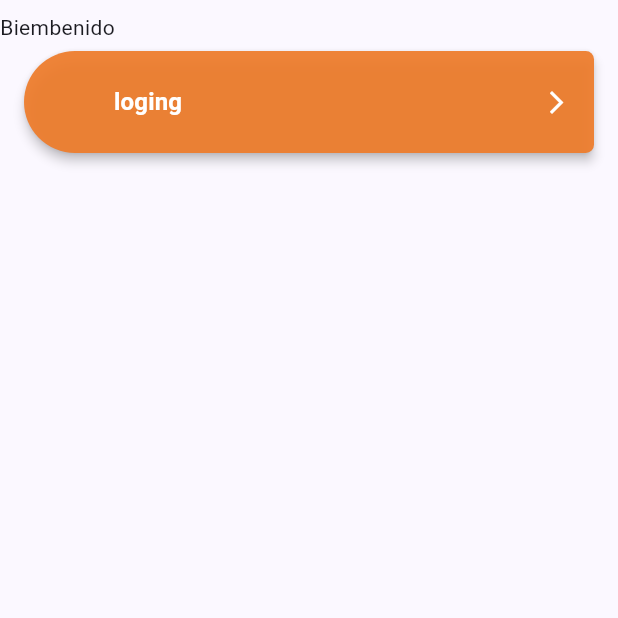
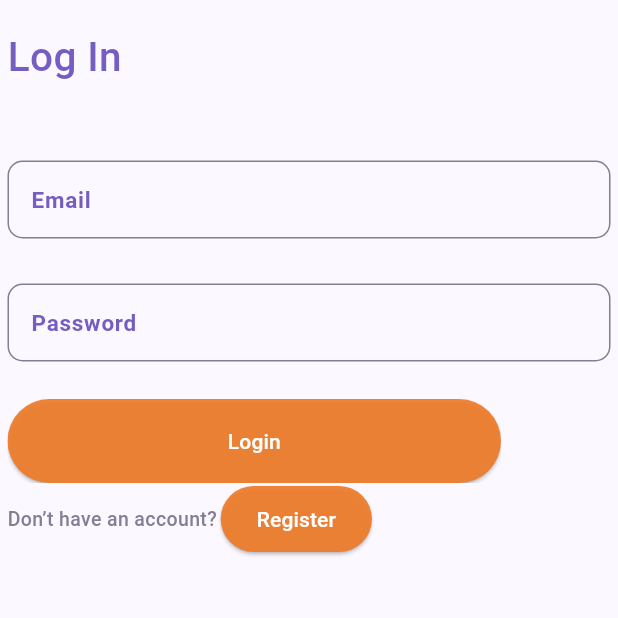
Before and after one commit to Miriam-Nav/proyecto_protectora, a Flutter app: the screen it shows after launch, after a tap on "loging", on a phone screen of 412 x 824 dp, the top half of it. Run offline on Flutter 3.47's test engine with Material 3 defaults, Android fonts, the light colour scheme and no system bars; our stand-ins replace equatable, flutter_riverpod, go_router, shared_preferences; Roboto replaces fonts that are missing (Poppins).

Commit message:
solucion del error

```diff
--- a/lib/core/widgets/app_button.dart
+++ b/lib/core/widgets/app_button.dart
@@ -52,9 +52,9 @@ class AppButton extends StatelessWidget {
 class AppRoundedActionButton extends StatelessWidget {
   final IconData? leadingIcon;
   final String label;
-  // final VoidCallback? onPressed;
+  final VoidCallback? onPressed;
   final AppButtonVariant variant;
-  final Widget? onPressed;
+  // final Widget? onPressed;
 
 
 
@@ -83,9 +83,7 @@ class AppRoundedActionButton extends StatelessWidget {
     return Padding(
       padding: const EdgeInsets.symmetric(vertical: 6),
       child: ElevatedButton(
-        onPressed: () => Navigator.of(
-            context,
-          ).push(MaterialPageRoute(builder: (_) => onPressed!)),
+        onPressed: onPressed,
         style: ElevatedButton.styleFrom(
           backgroundColor: bg,
           foregroundColor: fg,
--- a/lib/features/auth/presentation/pages/home_page.dart
+++ b/lib/features/auth/presentation/pages/home_page.dart
@@ -1,5 +1,6 @@
 import 'package:flutter/material.dart';
-import 'package:proyecto_protectora/core/widgets/app_button.dart' show AppRoundedActionButton;
+import 'package:proyecto_protectora/core/widgets/app_button.dart'
+    show AppRoundedActionButton, AppButton;
 import 'package:proyecto_protectora/core/widgets/button_demo.dart';
 import 'package:proyecto_protectora/features/auth/presentation/pages/demostracion_page.dart';
 import 'package:proyecto_protectora/catalog/catalog_pages.dart';
@@ -39,9 +40,7 @@ class _EstadoPaginaAjustes extends State<PaginaAjustes> {
 
   @override
   Widget build(BuildContext context) {
-
     return Scaffold(
-
       // body: PageView.builder(
 
       // physics: const NeverScrollableScrollPhysics(),
@@ -71,7 +70,6 @@ class _EstadoPaginaAjustes extends State<PaginaAjustes> {
           // const Divider(),
           Text('Biembenido', textDirection: TextDirection.ltr),
 
-
           // ListTile(
           //   leading: const Icon(Icons.info_outline),
           //   title: const Text('Estado actual del tema'),
@@ -86,8 +84,12 @@ class _EstadoPaginaAjustes extends State<PaginaAjustes> {
           // const SizedBox(height: 24),
           Padding(
             padding: const EdgeInsets.symmetric(horizontal: 16.0),
-              child:
-                AppRoundedActionButton( label: 'loging', onPressed: LoginScreen(),),
+            child: AppButton(
+              label: 'loging',
+              onPressed: () => Navigator.of(
+                context,
+              ).push(MaterialPageRoute(builder: (_) => LoginScreen())),
+            ),
             // button_Paginademostracion( pantallaDestino: LoginScreen(), texto: "Logeate/Registrate"),
             // child: FilledButton(
             // onPressed: () => Navigator.of(context).push(
--- a/lib/features/auth/presentation/pages/login_page.dart
+++ b/lib/features/auth/presentation/pages/login_page.dart
@@ -1,6 +1,6 @@
 import 'package:flutter/material.dart';
 import 'package:proyecto_protectora/core/widgets/app_button.dart'
-    show AppRoundedActionButton;
+    show AppButton, AppRoundedActionButton;
 import 'package:proyecto_protectora/core/widgets/button_demo.dart';
 import 'package:proyecto_protectora/features/auth/presentation/pages/demostracion_page.dart';
 import 'package:proyecto_protectora/features/auth/presentation/pages/home_page.dart';
@@ -20,187 +20,139 @@ class _LoginScreenState extends State<LoginScreen> {
   @override
   Widget build(BuildContext context) {
     final brillo = Theme.of(context).brightness;
-    // return Scaffold(
-    //   body: Column(
-    //     crossAxisAlignment: CrossAxisAlignment.start,
-    //     children: [
-    //       // Padding(
-    //       //   padding: const EdgeInsets.only(left: 15, top: 15),
-    //       //   // child: Image.asset(
-    //       //   //   "assets/images/vector-1.png",
-    //       //   //   width: 413,
-    //       //   //   height: 457,
-    //       //   // ),
-    //       // ),
-    //       const SizedBox(height: 18),
-    //       Padding(
-    //         padding: const EdgeInsets.symmetric(horizontal: 50),
-    //         child: Column(
-    //           textDirection: TextDirection.ltr,
-    //           crossAxisAlignment: CrossAxisAlignment.start,
-    //           children: [
-    //             // const Text(
-    //             //   'Log In',
-    //             //   style: TextStyle(
-    //             //     color: Color(0xFF755DC1),
-    //             //     fontSize: 27,
-    //             //     fontFamily: 'Poppins',
-    //             //     fontWeight: FontWeight.w500,
-    //             //   ),
-    //             // ),
-    //             // const SizedBox(height: 50),
-    //             // TextField(
-    //             //   controller: _emailController,
-    //             //   textAlign: TextAlign.center,
-    //             //   style: const TextStyle(
-    //             //     color: Color(0xFF393939),
-    //             //     fontSize: 13,
-    //             //     fontFamily: 'Poppins',
-    //             //     fontWeight: FontWeight.w400,
-    //             //   ),
-    //             //   decoration: const InputDecoration(
-    //             //     labelText: 'Email',
-    //             //     labelStyle: TextStyle(
-    //             //       color: Color(0xFF755DC1),
-    //             //       fontSize: 15,
-    //             //       fontFamily: 'Poppins',
-    //             //       fontWeight: FontWeight.w600,
-    //             //     ),
-    //             //     enabledBorder: OutlineInputBorder(
-    //             //       borderRadius: BorderRadius.all(Radius.circular(10)),
-    //             //       borderSide: BorderSide(
-    //             //         width: 1,
-    //             //         color: Color(0xFF837E93),
-    //             //       ),
-    //             //     ),
-    //             //     focusedBorder: OutlineInputBorder(
-    //             //       borderRadius: BorderRadius.all(Radius.circular(10)),
-    //             //       borderSide: BorderSide(
-    //             //         width: 1,
-    //             //         color: Color(0xFF9F7BFF),
-    //             //       ),
-    //             //     ),
-    //             //   ),
-    //             // ),
-    //             // const SizedBox(height: 30),
-    //             // TextField(
-    //             //   controller: _passController,
-    //             //   textAlign: TextAlign.center,
-    //             //   style: const TextStyle(
-    //             //     color: Color(0xFF393939),
-    //             //     fontSize: 13,
-    //             //     fontFamily: 'Poppins',
-    //             //     fontWeight: FontWeight.w400,
-    //             //   ),
-    //             //   decoration: const InputDecoration(
-    //             //     labelText: 'Password',
-    //             //     labelStyle: TextStyle(
-    //             //       color: Color(0xFF755DC1),
-    //             //       fontSize: 15,
-    //             //       fontFamily: 'Poppins',
-    //             //       fontWeight: FontWeight.w600,
-    //             //     ),
-    //             //     enabledBorder: OutlineInputBorder(
-    //             //       borderRadius: BorderRadius.all(Radius.circular(10)),
-    //             //       borderSide: BorderSide(
-    //             //         width: 1,
-    //             //         color: Color(0xFF837E93),
-    //             //       ),
-    //             //     ),
-    //             //     focusedBorder: OutlineInputBorder(
-    //             //       borderRadius: BorderRadius.all(Radius.circular(10)),
-    //             //       borderSide: BorderSide(
-    //             //         width: 1,
-    //             //         color: Color(0xFF9F7BFF),
-    //             //       ),
-    //             //     ),
-    //             //   ),
-    //             // ),
-    //             // const SizedBox(height: 25),
-    //             Padding(
-    //               padding: EdgeInsets.all(8.0),
-    //               child:
-    //               AppRoundedActionButton(
-    //                 label: 'loging',
-    //                 onPressed: PaginaDemostracion(),
-    //               ),
-    //               // button_Paginademostracion( pantallaDestino: LoginScreen(), texto: "Logeate/Registrate"),
-    //               // child: FilledButton(
-    //               // onPressed: () => Navigator.of(context).push(
-    //               //   MaterialPageRoute(builder: (_) => const PaginaDemostracion()),
-    //               // ),
-    //               // child: const Text('Ir a pantalla de demostración'),
-    //             ),
-    //             // ClipRRect(
-    //             //   borderRadius: const BorderRadius.all(Radius.circular(10)),
-    //             //   child: SizedBox(
-    //             //     // width: 329,
-    //             //     // height: 56,
-    //             //     child:
-    //             //     // button_Paginademostracion( pantallaDestino: PaginaDemostracion(), texto: "hola"),
-    //             //     AppRoundedActionButton( label: 'loging', onPressed: PaginaDemostracion()),
-    //             //   ),
-    //             // ),
-    //             // const SizedBox(
-    //             //   height: 15,
-    //             // ),
-    //             // Row(
-    //             //   children: [
-    //             //     const Text(
-    //             //       'Don’t have an account?',
-    //             //       style: TextStyle(
-    //             //         color: Color(0xFF837E93),
-    //             //         fontSize: 13,
-    //             //         fontFamily: 'Poppins',
-    //             //         fontWeight: FontWeight.w500,
-    //             //       ),
-    //             //     ),
-    //             //     const SizedBox(width: 2.5),
-    //             //     // button_Paginademostracion( pantallaDestino: SingUpScreen(), texto: "Registrate"),
-    //             //     InkWell(
-    //             //       // onTap: () {
-    //             //       //   widget.controller.animateToPage(1,
-    //             //       //       duration: const Duration(milliseconds: 500),
-    //             //       //       curve: Curves.ease);
-    //             //       // },
-    //             //       child: const Text(
-    //             //         'Sign Up',
-    //             //         style: TextStyle(
-    //             //           color: Color(0xFF755DC1),
-    //             //           fontSize: 13,
-    //             //           fontFamily: 'Poppins',
-    //             //           fontWeight: FontWeight.w500,
-    //             //         ),
-    //             //       ),
-    //             //     ),
-    //             //   ],
-    //             // ),
-    //             // const SizedBox(height: 15),
-    //             // const Text(
-    //             //   'Forget Password?',
-    //             //   style: TextStyle(
-    //             //     color: Color(0xFF755DC1),
-    //             //     fontSize: 13,
-    //             //     fontFamily: 'Poppins',
-    //             //     fontWeight: FontWeight.w500,
-    //             //   ),
-    //             // ),
-    //           ],
-    //         ),
-    //       ),
-    //     ],
-    //   ),
-    // );
     return Scaffold(
-      body: ListView(
+      body: Column(
+        crossAxisAlignment: CrossAxisAlignment.start,
         children: [
-          const SizedBox(height: 8),
-          Text('Biembenido', textDirection: TextDirection.ltr),
+          // Padding(
+          //   padding: const EdgeInsets.only(left: 15, top: 15),
+          //   // child: Image.asset(
+          //   //   "assets/images/vector-1.png",
+          //   //   width: 413,
+          //   //   height: 457,
+          //   // ),
+          // ),
+          const SizedBox(height: 18),
           Padding(
-            padding: const EdgeInsets.symmetric(horizontal: 16.0),
-            child: AppRoundedActionButton(
-              label: 'loging',
-              onPressed: PaginaDemostracion(),
+            padding: const EdgeInsets.symmetric(horizontal: 5),
+            child: Column(
+              textDirection: TextDirection.ltr,
+              crossAxisAlignment: CrossAxisAlignment.start,
+              children: [
+                const Text(
+                  'Log In',
+                  style: TextStyle(
+                    color: Color(0xFF755DC1),
+                    fontSize: 27,
+                    fontFamily: 'Poppins',
+                    fontWeight: FontWeight.w500,
+                  ),
+                ),
+                const SizedBox(height: 50),
+                TextField(
+                  controller: _emailController,
+                  textAlign: TextAlign.center,
+                  style: const TextStyle(
+                    color: Color(0xFF393939),
+                    fontSize: 13,
+                    fontFamily: 'Poppins',
+                    fontWeight: FontWeight.w400,
+                  ),
+                  decoration: const InputDecoration(
+                    labelText: 'Email',
+                    labelStyle: TextStyle(
+                      color: Color(0xFF755DC1),
+                      fontSize: 15,
+                      fontFamily: 'Poppins',
+                      fontWeight: FontWeight.w600,
+                    ),
+                    enabledBorder: OutlineInputBorder(
+                      borderRadius: BorderRadius.all(Radius.circular(10)),
+                      borderSide: BorderSide(
+                        width: 1,
+                        color: Color(0xFF837E93),
+                      ),
+                    ),
+                    focusedBorder: OutlineInputBorder(
+                      borderRadius: BorderRadius.all(Radius.circular(10)),
+                      borderSide: BorderSide(
+                        width: 1,
+                        color: Color(0xFF9F7BFF),
+                      ),
+                    ),
+                  ),
+                ),
+                const SizedBox(height: 30),
+                TextField(
+                  controller: _passController,
+                  textAlign: TextAlign.center,
+                  style: const TextStyle(
+                    color: Color(0xFF393939),
+                    fontSize: 13,
+                    fontFamily: 'Poppins',
+                    fontWeight: FontWeight.w400,
+                  ),
+                  decoration: const InputDecoration(
+                    labelText: 'Password',
+                    labelStyle: TextStyle(
+                      color: Color(0xFF755DC1),
+                      fontSize: 15,
+                      fontFamily: 'Poppins',
+                      fontWeight: FontWeight.w600,
+                    ),
+                    enabledBorder: OutlineInputBorder(
+                      borderRadius: BorderRadius.all(Radius.circular(10)),
+                      borderSide: BorderSide(
+                        width: 1,
+                        color: Color(0xFF837E93),
+                      ),
+                    ),
+                    focusedBorder: OutlineInputBorder(
+                      borderRadius: BorderRadius.all(Radius.circular(10)),
+                      borderSide: BorderSide(
+                        width: 1,
+                        color: Color(0xFF9F7BFF),
+                      ),
+                    ),
+                  ),
+                ),
+                const SizedBox(height: 25),
+                ClipRRect(
+                  borderRadius: const BorderRadius.all(Radius.circular(10)),
+                  child: SizedBox(
+                    width: 329,
+                    height: 56,
+                    child: AppButton(
+                      label: "Login",
+                      onPressed: () => Navigator.of(context).push(
+                        MaterialPageRoute(builder: (_) => PaginaDemostracion()),
+                      ),
+                    ),
+                  ),
+                ),
+
+                Row(
+                  children: [
+                    const Text(
+                      'Don’t have an account?',
+                      style: TextStyle(
+                        color: Color(0xFF837E93),
+                        fontSize: 13,
+                        fontFamily: 'Poppins',
+                        fontWeight: FontWeight.w500,
+                      ),
+                    ),
+                    const SizedBox(width: 2.5),
+
+                    AppButton(
+                      label: "Register",
+                      onPressed: () => Navigator.of(
+                        context,
+                      ).push(MaterialPageRoute(builder: (_) => SingUpScreen())),
+                    ),
+                  ],
+                ),
+              ],
             ),
           ),
         ],
```
Also changed, not shown: lib/features/auth/presentation/pages/demostracion_page.dart (+31 -36 lines), lib/features/auth/presentation/pages/sing_up_screen.dart (+15 -53 lines). Lines whose indentation alone changed are shown as unchanged.
